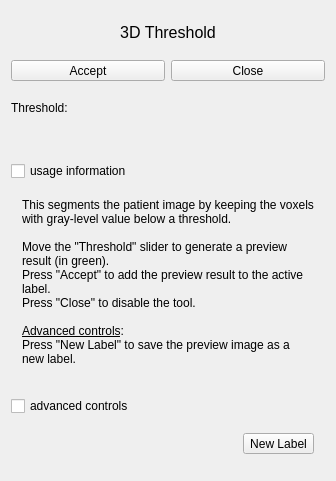
MITK/MITK, file Modules/SegmentationUI/Qmitk/QmitkBinaryThresholdToolGUIControls.ui: the form before one commit.
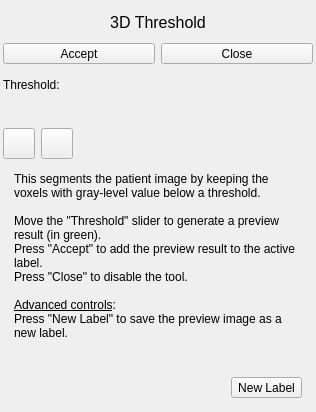
The form after the commit. Icons and pictures are not drawn. Custom widgets are drawn as their Qt base class.

Commit message:
added tool buttons for help and advanced tools
fixed some layouts by removing vertical spacers

```diff
--- a/Modules/SegmentationUI/Qmitk/QmitkBinaryThresholdToolGUIControls.ui
+++ b/Modules/SegmentationUI/Qmitk/QmitkBinaryThresholdToolGUIControls.ui
@@ -6,8 +6,8 @@
    <rect>
     <x>0</x>
     <y>0</y>
-    <width>336</width>
-    <height>481</height>
+    <width>316</width>
+    <height>412</height>
    </rect>
   </property>
   <property name="sizePolicy">
@@ -29,6 +29,12 @@
    <string/>
   </property>
   <layout class="QVBoxLayout" name="verticalLayout_2">
+   <property name="spacing">
+    <number>2</number>
+   </property>
+   <property name="margin">
+    <number>3</number>
+   </property>
    <item>
     <widget class="QLabel" name="label_2">
      <property name="font">
@@ -52,7 +58,7 @@
         <bool>true</bool>
        </property>
        <property name="sizePolicy">
-        <sizepolicy hsizetype="Minimum" vsizetype="Fixed">
+        <sizepolicy hsizetype="MinimumExpanding" vsizetype="Fixed">
          <horstretch>0</horstretch>
          <verstretch>0</verstretch>
         </sizepolicy>
@@ -93,7 +99,7 @@
         <bool>true</bool>
        </property>
        <property name="sizePolicy">
-        <sizepolicy hsizetype="Minimum" vsizetype="Fixed">
+        <sizepolicy hsizetype="MinimumExpanding" vsizetype="Fixed">
          <horstretch>0</horstretch>
          <verstretch>0</verstretch>
         </sizepolicy>
@@ -171,11 +177,61 @@
     </widget>
    </item>
    <item>
-    <widget class="QCheckBox" name="m_cbShowInformation">
-     <property name="text">
-      <string>usage information</string>
-     </property>
-    </widget>
+    <layout class="QHBoxLayout" name="horizontalLayout_5">
+     <item>
+      <widget class="QToolButton" name="m_pbShowInformation">
+       <property name="text">
+        <string/>
+       </property>
+       <property name="icon">
+        <iconset resource="../resources/SegmentationUI.qrc">
+         <normaloff>:/Qmitk/Help_48x48.png</normaloff>:/Qmitk/Help_48x48.png</iconset>
+       </property>
+       <property name="iconSize">
+        <size>
+         <width>24</width>
+         <height>24</height>
+        </size>
+       </property>
+       <property name="checkable">
+        <bool>true</bool>
+       </property>
+      </widget>
+     </item>
+     <item>
+      <widget class="QToolButton" name="m_pbShowAdvancedTools">
+       <property name="text">
+        <string/>
+       </property>
+       <property name="icon">
+        <iconset resource="../resources/SegmentationUI.qrc">
+         <normaloff>:/Qmitk/AdvancedTools.png</normaloff>:/Qmitk/AdvancedTools.png</iconset>
+       </property>
+       <property name="iconSize">
+        <size>
+         <width>24</width>
+         <height>24</height>
+        </size>
+       </property>
+       <property name="checkable">
+        <bool>true</bool>
+       </property>
+      </widget>
+     </item>
+     <item>
+      <spacer name="horizontalSpacer_4">
+       <property name="orientation">
+        <enum>Qt::Horizontal</enum>
+       </property>
+       <property name="sizeHint" stdset="0">
+        <size>
+         <width>40</width>
+         <height>20</height>
+        </size>
+       </property>
+      </spacer>
+     </item>
+    </layout>
    </item>
    <item>
     <widget class="QWidget" name="m_InformationWidget" native="true">
@@ -214,13 +270,6 @@
      </layout>
     </widget>
    </item>
-   <item>
-    <widget class="QCheckBox" name="m_cbShowAdvancedControls">
-     <property name="text">
-      <string>advanced controls</string>
-     </property>
-    </widget>
-   </item>
    <item>
     <widget class="QWidget" name="m_AdvancedControlsWidget" native="true">
      <layout class="QVBoxLayout" name="verticalLayout">
@@ -285,22 +334,6 @@
      </layout>
     </widget>
    </item>
-   <item>
-    <spacer name="verticalSpacer">
-     <property name="orientation">
-      <enum>Qt::Vertical</enum>
-     </property>
-     <property name="sizeType">
-      <enum>QSizePolicy::Preferred</enum>
-     </property>
-     <property name="sizeHint" stdset="0">
-      <size>
-       <width>20</width>
-       <height>5</height>
-      </size>
-     </property>
-    </spacer>
-   </item>
   </layout>
  </widget>
  <layoutdefault spacing="6" margin="11"/>
```
The commit also changes 32 other files.
